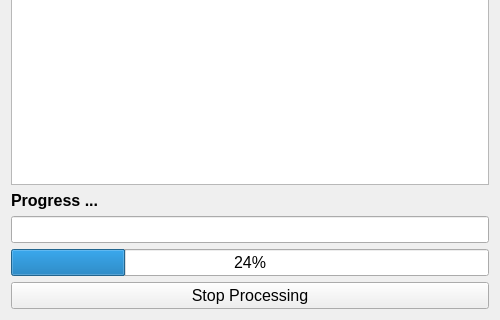
eeg-comet/eeg-comet, file EEG_COMET/ui/LogWindow.ui: the form before one commit; both pictures show x 0 to 500 and y 180 to 500 of the 500 by 500 pixel window.
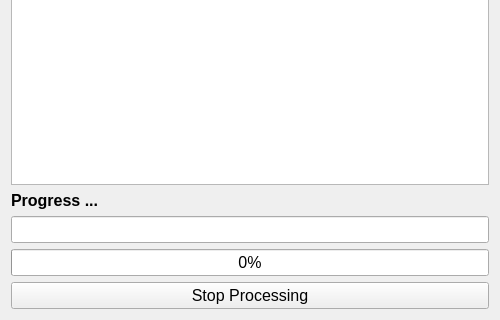
The form after the commit.

Diff of the .ui file:
```diff
--- a/EEG_COMET/ui/LogWindow.ui
+++ b/EEG_COMET/ui/LogWindow.ui
@@ -108,7 +108,7 @@
         </font>
        </property>
        <property name="value">
-        <number>24</number>
+        <number>0</number>
        </property>
       </widget>
      </item>
```
